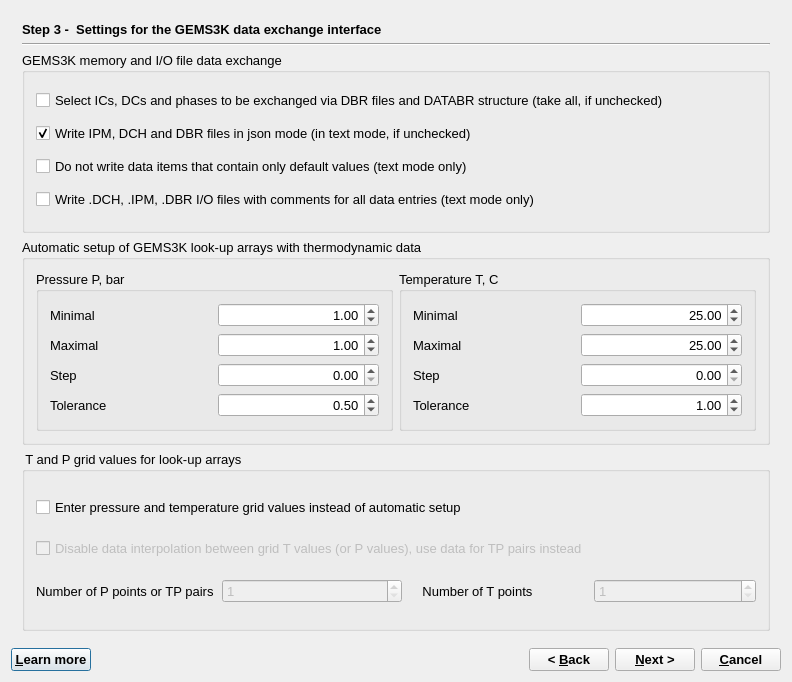
gemshub/GEMSGUI, file GUI/Dialogs4/GEM2MTWizard4.ui: the form before one commit.
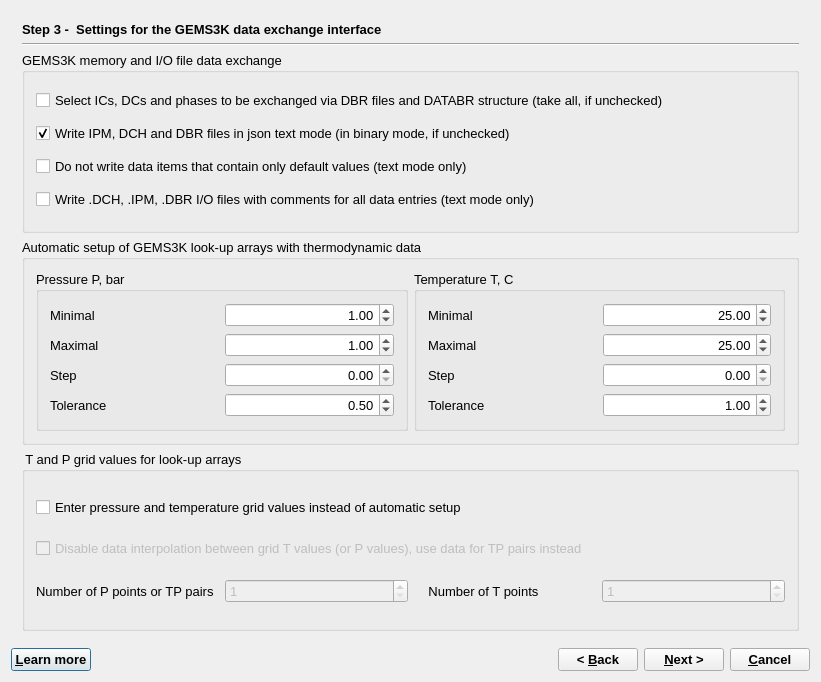
The form after the commit. The open tabs and pages were chosen to show the change.

Commit message: Added new binary format

What changed in the file:
```diff
--- a/GUI/Dialogs4/GEM2MTWizard4.ui
+++ b/GUI/Dialogs4/GEM2MTWizard4.ui
@@ -9,7 +9,7 @@
    <rect>
     <x>0</x>
     <y>0</y>
-    <width>792</width>
+    <width>821</width>
     <height>682</height>
    </rect>
   </property>
@@ -735,7 +735,7 @@
           <item>
            <widget class="QCheckBox" name="chMode">
             <property name="text">
-             <string>Write IPM, DCH and DBR files in json mode (in text mode, if unchecked)</string>
+             <string>Write IPM, DCH and DBR files in json text mode (in binary mode, if unchecked)</string>
             </property>
             <property name="checked">
              <bool>true</bool>
```
Left out of the diff: 2 changed lines with no effect on the pictures. The commit also changes 9 other files.
